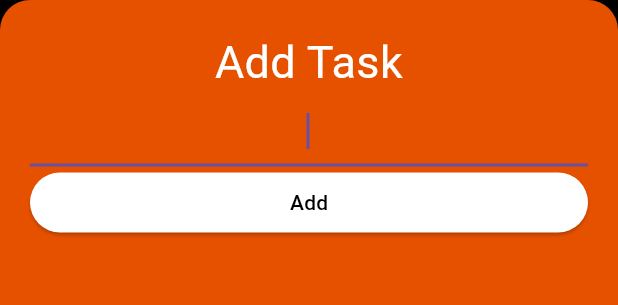
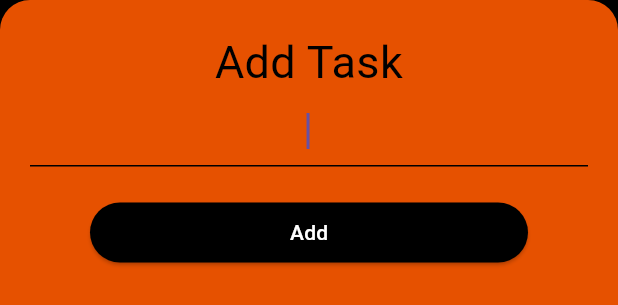
Before and after one commit to Akshat-sGit/today_flutter, a Flutter app: the AddTaskScreen widget shown alone on an empty page, opened directly, on a phone screen of 412 x 824 dp. Shown: the top 305 px of the screen. Run offline on Flutter 3.47's test engine with Material 3 defaults, Android fonts, the light colour scheme and no system bars.

```diff
--- a/lib/screens/add_task_screen.dart
+++ b/lib/screens/add_task_screen.dart
@@ -8,7 +8,7 @@ class AddTaskScreen extends StatelessWidget {
 
   @override
   Widget build(BuildContext context) {
-    TextEditingController _controller = TextEditingController();
+    TextEditingController controller = TextEditingController();
     return Container(
       color: Colors.black,
       child: Container(
@@ -28,33 +28,43 @@ class AddTaskScreen extends StatelessWidget {
               textAlign: TextAlign.center,
               style: TextStyle(
                 fontSize: 30.0,
-                color: Colors.white,
+                color: Colors.black,
               ),
             ),
             TextField(
+              decoration: const InputDecoration(
+                enabledBorder: UnderlineInputBorder(
+                  borderSide: BorderSide(color: Colors.black),
+                ),
+                focusedBorder: UnderlineInputBorder(
+                  borderSide: BorderSide(color: Colors.black),
+                ),
+              ),
               autofocus: true,
               textAlign: TextAlign.center,
-              controller: _controller,
+              controller: controller,
               onChanged: (newText) {
                 // Use newText for the task title if needed
-
-
               },
             ),
-            ElevatedButton(
+            Padding(
+              padding: const EdgeInsets.only(right: 40.0, left: 40.0, top: 20.0),
+              child: ElevatedButton(
                 style: ElevatedButton.styleFrom(
-                backgroundColor: Colors.white,
+
+                  backgroundColor: Colors.black,
                 ),
                 onPressed: () {
-                String newTaskTitle = _controller.text; // Fetch the new task title from TextField
+                  String newTaskTitle = controller.text; // Fetch the new task title from TextField
                   Provider.of<TaskData>(context, listen: false).addTask(newTaskTitle);
-                _controller.clear();
+                  controller.clear();
                   Navigator.pop(context);
                 },
                 child: const Text(
                   'Add',
                   style: TextStyle(
-                  color: Colors.black,
+                    color: Colors.white,
+                  ),
                 ),
               ),
             ),
```
Also changed, not shown: 33 other files. Lines whose indentation alone changed are shown as unchanged.
